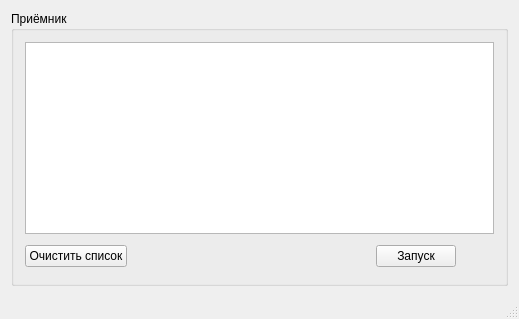
Old version of the form View/MainWindow.ui in the repository ReCursia/ImitatorClient.
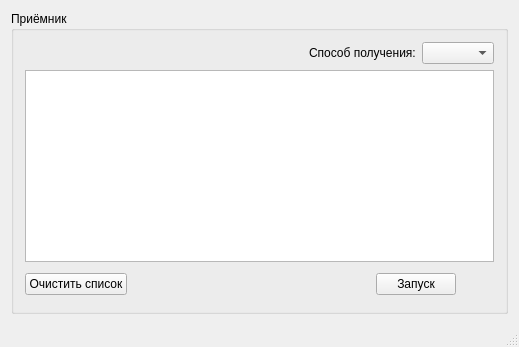
New version of the form. Custom widgets are drawn as their Qt base class.

The edit to the form file:
```diff
--- a/View/MainWindow.ui
+++ b/View/MainWindow.ui
@@ -7,7 +7,7 @@
     <x>0</x>
     <y>0</y>
     <width>519</width>
-    <height>309</height>
+    <height>313</height>
    </rect>
   </property>
   <property name="windowTitle">
@@ -36,6 +36,33 @@
        <string>Приёмник</string>
       </property>
       <layout class="QVBoxLayout" name="verticalLayout">
+       <item>
+        <layout class="QHBoxLayout" name="horizontalLayout_3">
+         <item>
+          <spacer name="horizontalSpacer_2">
+           <property name="orientation">
+            <enum>Qt::Horizontal</enum>
+           </property>
+           <property name="sizeHint" stdset="0">
+            <size>
+             <width>40</width>
+             <height>20</height>
+            </size>
+           </property>
+          </spacer>
+         </item>
+         <item>
+          <widget class="QLabel" name="label">
+           <property name="text">
+            <string>Способ получения:</string>
+           </property>
+          </widget>
+         </item>
+         <item>
+          <widget class="QComboBox" name="comboBox"/>
+         </item>
+        </layout>
+       </item>
        <item>
         <widget class="QListView" name="listView"/>
        </item>
```
